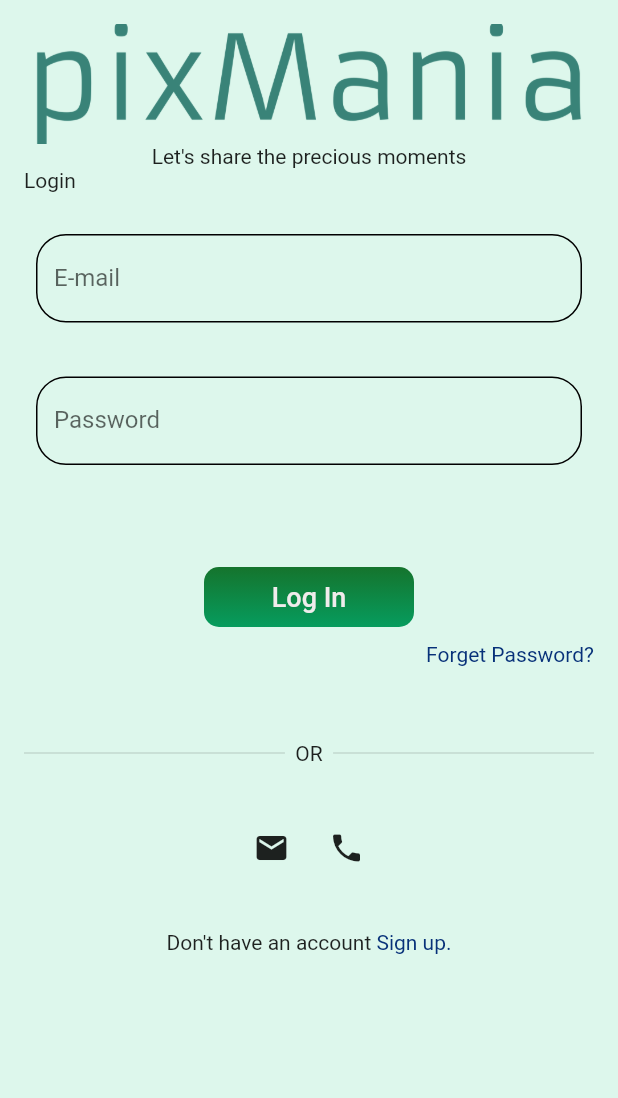
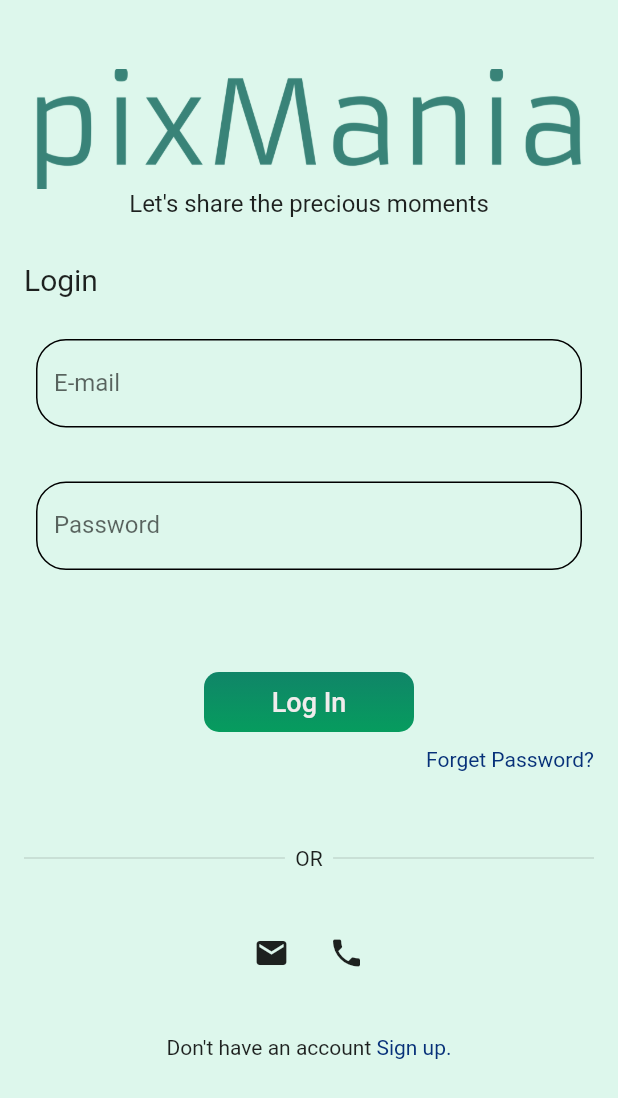
Before and after one commit to AkhilGK/PixMania, a Flutter app: the screen it shows after launch, after a tap on "Log In", on a phone screen of 412 x 824 dp. Shown: the top 1098 px of the screen. Run offline on Flutter 3.47's test engine with Material 2 defaults, Android fonts, the phone set to English and light mode, and no system bars; our stand-ins replace firebase_auth, firebase_core, google_fonts; accounts and stored records are empty; network calls fail; Roboto replaces fonts that are missing (Monoton).

Commit message:
sign in ,signout

```diff
--- a/lib/basic_widgets/button.dart
+++ b/lib/basic_widgets/button.dart
@@ -3,23 +3,22 @@ import 'package:flutter/src/widgets/container.dart';
 import 'package:flutter/src/widgets/framework.dart';
 
 class SubmitButton extends StatelessWidget {
-  const SubmitButton({super.key, required this.title, required this.function});
+  SubmitButton({
+    super.key,
+    required this.title,
+    required this.onpressfun,
+  });
   final String title;
-  final Function function;
+  VoidCallback onpressfun;
   @override
   Widget build(BuildContext context) {
-    // return ElevatedButton(
-    //   style: ButtonStyle(),
-    //   onPressed: () => function,
-    //   child: Text(title),
-    // );
     return Container(
       width: 140, // Adjust the width as needed
       height: 40, // Adjust the height as needed
       decoration: BoxDecoration(
         gradient: const LinearGradient(
           colors: [
-            Color.fromARGB(255, 21, 116, 45),
+            Color.fromARGB(255, 16, 133, 104),
             Color.fromARGB(255, 6, 156, 94),
             // Color.fromARGB(255, 21, 116, 45),
           ],
@@ -30,7 +29,7 @@ class SubmitButton extends StatelessWidget {
             BorderRadius.circular(10), // Adjust the border radius as needed
       ),
       child: ElevatedButton(
-          onPressed: () => function,
+          onPressed: onpressfun,
           style: ElevatedButton.styleFrom(
             backgroundColor: Color.fromARGB(0, 109, 105,
                 105), // Set the button's background color to transparent
--- a/lib/basic_widgets/formfield.dart
+++ b/lib/basic_widgets/formfield.dart
@@ -4,35 +4,42 @@ import 'package:flutter/src/widgets/framework.dart';
 
 class CustomFormfield extends StatelessWidget {
   CustomFormfield(
-      {super.key, required this.controller, this.hintText, this.label});
+      {super.key,
+      required this.controller,
+      this.hintText,
+      this.label,
+      this.obscureText = false});
   final TextEditingController? controller;
   final String? hintText;
   final String? label;
+  final bool obscureText;
 
   @override
   Widget build(BuildContext context) {
     return Padding(
       padding: const EdgeInsets.all(8.0),
       child: TextFormField(
+        validator: (value) {
+          if (value == null ||
+              value.isEmpty ||
+              (obscureText && value.length < 6)) {
+            return 'Enter a valid ${label!.toLowerCase()}';
+          }
+          return null;
+        },
         controller: controller,
+        obscureText: obscureText,
         // keyboardType: TextInputType.number,
         // maxLength: 12,
         decoration: InputDecoration(
             border: OutlineInputBorder(borderRadius: BorderRadius.circular(20)),
             hintText: hintText,
             labelText: label,
-            disabledBorder:
-                OutlineInputBorder(borderRadius: BorderRadius.circular(20)),
+            disabledBorder: OutlineInputBorder(
+              borderRadius: BorderRadius.circular(20),
+            ),
             enabledBorder:
                 OutlineInputBorder(borderRadius: BorderRadius.circular(20))),
-
-        // validator: (value) {
-        //   if (value == null || value.isEmpty) {
-        //     return ' Amount is Required';
-        //   } else {
-        //     return null;
-        //   }
-        // },
       ),
     );
   }
--- a/lib/constants/constants.dart
+++ b/lib/constants/constants.dart
@@ -3,4 +3,5 @@ import 'package:flutter/cupertino.dart';
 const kbox10 = SizedBox(height: 10);
 const kbox20 = SizedBox(height: 20);
 const kbox30 = SizedBox(height: 30);
+const kbaseColor = Color.fromARGB(255, 16, 133, 104);
 // const kheight = MediaQuery.of(context).size;
--- a/lib/main.dart
+++ b/lib/main.dart
@@ -4,14 +4,14 @@ import 'package:pixmania/screens/splash_screen.dart';
 import 'package:pixmania/services/auth.dart';
 import 'package:pixmania/user%20model/model.dart';
 import 'package:provider/provider.dart';
-
 import 'firebase_options.dart';
 
 void main() async {
-  runApp(const PixMania());
+  WidgetsFlutterBinding.ensureInitialized();
   await Firebase.initializeApp(
     options: DefaultFirebaseOptions.currentPlatform,
   );
+  runApp(const PixMania());
 }
 
 class PixMania extends StatelessWidget {
@@ -26,7 +26,7 @@ class PixMania extends StatelessWidget {
           home: SplashScreen(),
           theme: ThemeData(
               scaffoldBackgroundColor: Color.fromARGB(255, 221, 247, 236),
-              primarySwatch: Colors.green,
+              primarySwatch: Colors.teal,
               primaryColor: Colors.greenAccent)),
     );
   }
--- a/lib/screens/authenticate/login_screen.dart
+++ b/lib/screens/authenticate/login_screen.dart
@@ -1,12 +1,18 @@
 import 'package:flutter/material.dart';
+import 'package:google_fonts/google_fonts.dart';
 import 'package:pixmania/basic_widgets/button.dart';
 import 'package:pixmania/basic_widgets/formfield.dart';
 import 'package:pixmania/basic_widgets/name_logo.dart';
 import 'package:pixmania/constants/constants.dart';
+import 'package:pixmania/screens/authenticate/sign_up.dart';
+import 'package:pixmania/services/auth.dart';
 
 class LoginScreen extends StatelessWidget {
   LoginScreen({super.key});
   final TextEditingController userIdController = TextEditingController();
+  final TextEditingController passwordController = TextEditingController();
+  AuthServices auth = AuthServices();
+
   @override
   Widget build(BuildContext context) {
     return Scaffold(
@@ -17,12 +23,18 @@ class LoginScreen extends StatelessWidget {
             child: Column(
               // crossAxisAlignment: CrossAxisAlignment.center,
               children: [
-                Center(child: NamePixmania()),
-                Text("Let's share the precious moments"),
+                kbox30,
+                const Center(child: NamePixmania()),
+                Text("Let's share the precious moments",
+                    style: GoogleFonts.monoton(fontSize: 16)),
+                kbox30,
                 Row(
-                  children: [
+                  children: const [
                     Text(
                       'Login',
+                      style: TextStyle(
+                        fontSize: 20,
+                      ),
                     ),
                   ],
                 ),
@@ -34,13 +46,22 @@ class LoginScreen extends StatelessWidget {
                 ),
                 kbox20,
                 CustomFormfield(
-                  controller: userIdController,
+                  controller: passwordController,
                   label: 'Password',
                   hintText: 'Enter your pasword',
+                  obscureText: true,
                 ),
                 kbox30,
                 kbox30,
-                SubmitButton(title: 'Log In', function: dummy),
+                // ElevatedButton(
+                //     onPressed: () async {
+                //       await auth.logInWithEmailAndPassword(
+                //         userIdController.text.trim(),
+                //         passwordController.text.trim(),
+                //       );
+                //     },
+                //     child: Text("Login")),
+                SubmitButton(title: 'Log In', onpressfun: _signInButtonPressed),
                 kbox10,
                 Row(
                   mainAxisAlignment: MainAxisAlignment.end,
@@ -77,7 +98,7 @@ class LoginScreen extends StatelessWidget {
                       decoration: BoxDecoration(
                         borderRadius: BorderRadius.circular(50),
                       ),
-                      child: Icon(Icons.mail),
+                      child: const Icon(Icons.mail),
                     ),
                     Container(
                       height: 50,
@@ -85,18 +106,26 @@ class LoginScreen extends StatelessWidget {
                       decoration: BoxDecoration(
                         borderRadius: BorderRadius.circular(50),
                       ),
-                      child: Icon(Icons.phone),
+                      child: const Icon(Icons.phone),
                     )
                   ],
                 ),
                 kbox30,
                 Row(
                   mainAxisAlignment: MainAxisAlignment.center,
-                  children: const [
-                    Text("Don't have an account "),
-                    Text(
-                      'Sign up.',
-                      style: TextStyle(color: Color.fromARGB(255, 7, 49, 121)),
+                  children: [
+                    const Text("Don't have an account "),
+                    GestureDetector(
+                      child: const Text(
+                        'Sign up.',
+                        style:
+                            TextStyle(color: Color.fromARGB(255, 7, 49, 121)),
+                      ),
+                      onTap: () {
+                        Navigator.of(context).push(MaterialPageRoute(
+                          builder: (context) => SignUp(),
+                        ));
+                      },
                     )
                   ],
                 )
@@ -108,7 +137,14 @@ class LoginScreen extends StatelessWidget {
     );
   }
 
-  void dummy() {
-    print('logged in');
+  void _signInButtonPressed() async {
+    try {
+      await auth.logInWithEmailAndPassword(
+        userIdController.text.trim(),
+        passwordController.text.trim(),
+      );
+    } catch (e) {
+      print(e.toString());
+    }
   }
 }
--- a/lib/screens/wrapper.dart
+++ b/lib/screens/wrapper.dart
@@ -2,12 +2,19 @@ import 'package:flutter/src/widgets/container.dart';
 import 'package:flutter/src/widgets/framework.dart';
 import 'package:pixmania/screens/authenticate/login_screen.dart';
 import 'package:pixmania/screens/home_screen/home_screen.dart';
+import 'package:pixmania/user%20model/model.dart';
+import 'package:provider/provider.dart';
 
 class Wrapper extends StatelessWidget {
   const Wrapper({super.key});
 
   @override
   Widget build(BuildContext context) {
-    return LoginScreen();
+    final user = Provider.of<UserModel?>(context);
+    if (user == null) {
+      return LoginScreen();
+    } else {
+      return HomeScreen();
+    }
   }
 }
--- a/lib/services/auth.dart
+++ b/lib/services/auth.dart
@@ -16,4 +16,50 @@ class AuthServices {
         .authStateChanges()
         .map((User? user) => getUserFromfirebase(user));
   }
+
+// register using email and  password
+  Future registerWithEmailAndPAssword(String email, String password) async {
+    try {
+      UserCredential result = await _auth.createUserWithEmailAndPassword(
+          email: email, password: password);
+      User? user = result.user;
+      return getUserFromfirebase(user!);
+    } catch (e) {
+      if (e is FirebaseAuthException) {
+        if (e.code == 'email-already-in-use') {
+          return 'email-already-in-use';
+        }
+      }
+      print(e.toString());
+      return null;
+    }
+  }
+
+  // login using email and  password
+  Future logInWithEmailAndPassword(String email, String password) async {
+    try {
+      UserCredential result = await _auth.signInWithEmailAndPassword(
+          email: email, password: password);
+      User? user = result.user;
+      return getUserFromfirebase(user!);
+    } catch (e) {
+      if (e is FirebaseAuthException) {
+        if (e.code == 'user-not-found') {
+          return 'user-not-found';
+        }
+      }
+      print(e.toString());
+      return null;
+    }
+  }
+
+  // signing out
+  Future signout() async {
+    try {
+      return await _auth.signOut();
+    } catch (e) {
+      print(e.toString());
+      return null;
+    }
+  }
 }
--- a/pubspec.yaml
+++ b/pubspec.yaml
@@ -35,6 +35,7 @@ dependencies:
   firebase_core: ^2.13.1
   flutter:
     sdk: flutter
+  google_fonts: ^4.0.4
   provider: ^6.0.5
 
 dev_dependencies:
```
Also changed, not shown: lib/screens/authenticate/sign_up.dart (added, +137 -0 lines), lib/screens/home_screen/home_screen.dart (+13 -7 lines), lib/firebase_options.dart, pubspec.lock, 2 other files.
